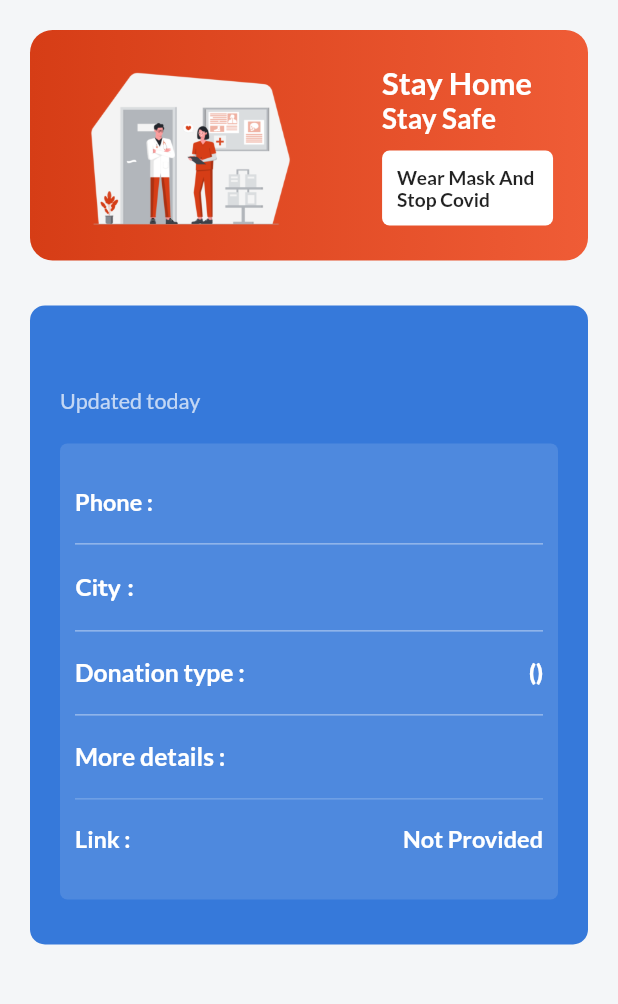
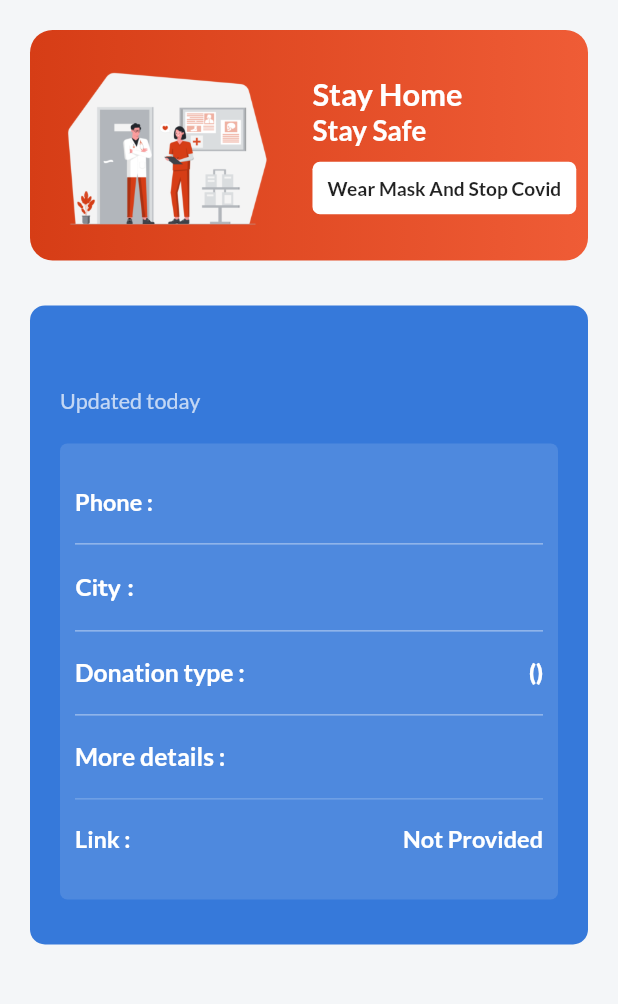
Before and after one commit to Ujjwal-here/Covid-help, a Flutter app: the Details screen opened directly with empty values, on a phone screen of 412 x 824 dp, the part 84-1088 px from its top. Run offline on Flutter 3.47's test engine with Material 2 defaults, Android fonts, the phone set to English and light mode, and no system bars; our stand-ins replace cloud_firestore, csc_picker, equatable, firebase_auth, firebase_core, get and 2 more; missing offline and left inert: enum_to_string; accounts and stored records are empty.

Commit message:
minor changes

```diff
--- a/lib/screens/details.dart
+++ b/lib/screens/details.dart
@@ -68,10 +68,12 @@ class Details extends StatelessWidget {
             Container(
               padding: const EdgeInsets.symmetric(vertical: 15),
               decoration: BoxDecoration(
-                gradient: const LinearGradient(colors: [
+                gradient: const LinearGradient(
+                  colors: [
                     Color.fromRGBO(214, 61, 22, 1),
                     Color.fromRGBO(239, 92, 54, 1),
-                ]),
+                  ],
+                ),
                 borderRadius: BorderRadius.circular(15),
               ),
               child: Row(
@@ -112,14 +114,12 @@ class Details extends StatelessWidget {
                           borderRadius: BorderRadius.circular(5),
                           color: Colors.white,
                         ),
-                        child: Flexible(
                         child: Text(
-                            "Wear Mask And \nStop Covid",
+                          "Wear Mask And Stop Covid",
                           style: GoogleFonts.lato(
                             fontWeight: FontWeight.bold,
                             fontSize: SizeConfig.safeBlockHorizontal * 3.1,
                             color: Colors.black87,
-                            ),
                           ),
                         ),
                       )
@@ -138,16 +138,12 @@ class Details extends StatelessWidget {
               child: Column(
                 crossAxisAlignment: CrossAxisAlignment.start,
                 children: [
-                  Container(
-                    child: Text(
+                  Text(
                     name,
-                      maxLines: 1,
-                      overflow: TextOverflow.ellipsis,
                     style: GoogleFonts.lato(
                       fontSize: SizeConfig.safeBlockHorizontal * 6,
                       color: Colors.white,
                       fontWeight: FontWeight.w900,
-                      ),
                     ),
                   ),
                   Container(
@@ -176,7 +172,7 @@ class Details extends StatelessWidget {
                             mainAxisAlignment: MainAxisAlignment.spaceBetween,
                             children: [
                               Text(
-                                "Phone :\t\t",
+                                "Phone :\t\t\t\t\t\t\t\t\t\t\t\t\t\t\t\t\t\t\t\t",
                                 style: GoogleFonts.lato(
                                   fontSize:
                                       SizeConfig.safeBlockHorizontal * 3.8,
@@ -185,7 +181,6 @@ class Details extends StatelessWidget {
                                 ),
                               ),
                               Flexible(
-                                child: Container(
                                 child: Text(
                                   phoneNumber,
                                   style: GoogleFonts.lato(
@@ -193,7 +188,6 @@ class Details extends StatelessWidget {
                                         SizeConfig.safeBlockHorizontal * 3.8,
                                     color: Colors.white,
                                     fontWeight: FontWeight.w800,
-                                    ),
                                   ),
                                 ),
                               ),
@@ -208,7 +202,7 @@ class Details extends StatelessWidget {
                             children: [
                               Container(
                                 child: Text(
-                                  "City :\t\t\t",
+                                  "City :\t\t\t\t\t\t\t\t\t\t\t\t\t\t\t\t\t\t\t\t",
                                   style: GoogleFonts.nunito(
                                     fontSize:
                                         SizeConfig.safeBlockHorizontal * 4,
@@ -218,7 +212,6 @@ class Details extends StatelessWidget {
                                 ),
                               ),
                               Flexible(
-                                child: Container(
                                 child: Text(
                                   city == null ? "Not Provided" : city,
                                   style: GoogleFonts.lato(
@@ -226,7 +219,6 @@ class Details extends StatelessWidget {
                                         SizeConfig.safeBlockHorizontal * 3.8,
                                     color: Colors.white,
                                     fontWeight: FontWeight.w800,
-                                    ),
                                   ),
                                 ),
                               ),
@@ -241,7 +233,7 @@ class Details extends StatelessWidget {
                             children: [
                               Container(
                                 child: Text(
-                                  "Donation type :\t\t\t\t\t\t\t\t\t\t\t\t\t\t\t\t\t\t",
+                                  "Donation type :\t\t\t\t\t\t\t\t\t\t\t\t\t\t\t\t\t\t\t\t",
                                   style: GoogleFonts.lato(
                                     fontSize:
                                         SizeConfig.safeBlockHorizontal * 4,
@@ -251,7 +243,6 @@ class Details extends StatelessWidget {
                                 ),
                               ),
                               Flexible(
-                                child: Container(
                                 child: Text(
                                   donationType == null
                                       ? "Not Provided"
@@ -261,7 +252,6 @@ class Details extends StatelessWidget {
                                         SizeConfig.safeBlockHorizontal * 3.8,
                                     color: Colors.white,
                                     fontWeight: FontWeight.w800,
-                                    ),
                                   ),
                                 ),
                               ),
@@ -277,7 +267,7 @@ class Details extends StatelessWidget {
                             children: [
                               Container(
                                 child: Text(
-                                  "More details :\t\t\t\t\t\t\t\t\t\t\t\t\t\t\t\t\t\t",
+                                  "More details :\t\t\t\t\t\t\t\t\t\t\t\t\t\t\t\t\t\t\t\t",
                                   style: GoogleFonts.lato(
                                     fontSize:
                                         SizeConfig.safeBlockHorizontal * 4,
@@ -287,7 +277,6 @@ class Details extends StatelessWidget {
                                 ),
                               ),
                               Flexible(
-                                child: Container(
                                 child: Text(
                                   moreDetail == null
                                       ? "Not Provided"
@@ -297,7 +286,6 @@ class Details extends StatelessWidget {
                                         SizeConfig.safeBlockHorizontal * 3.8,
                                     color: Colors.white,
                                     fontWeight: FontWeight.bold,
-                                    ),
                                   ),
                                 ),
                               ),
@@ -311,7 +299,7 @@ class Details extends StatelessWidget {
                             mainAxisAlignment: MainAxisAlignment.spaceBetween,
                             children: [
                               Text(
-                                "Link :\t\t",
+                                "Link :\t\t\t\t\t\t\t\t\t\t\t\t\t\t\t\t\t\t\t\t",
                                 style: GoogleFonts.lato(
                                   fontSize:
                                       SizeConfig.safeBlockHorizontal * 3.8,
@@ -320,7 +308,6 @@ class Details extends StatelessWidget {
                                 ),
                               ),
                               Flexible(
-                                child: Container(
                                 child: Text(
                                   link == null ? "Not Provided" : link,
                                   style: GoogleFonts.lato(
@@ -328,7 +315,6 @@ class Details extends StatelessWidget {
                                         SizeConfig.safeBlockHorizontal * 3.8,
                                     color: Colors.white,
                                     fontWeight: FontWeight.bold,
-                                    ),
                                   ),
                                 ),
                               ),
```
Also changed, not shown: lib/screens/posts.dart (+52 -40 lines), assets/uxwing-svg-icon-editor.png (deleted), pubspec.lock. Lines whose indentation alone changed are shown as unchanged.
